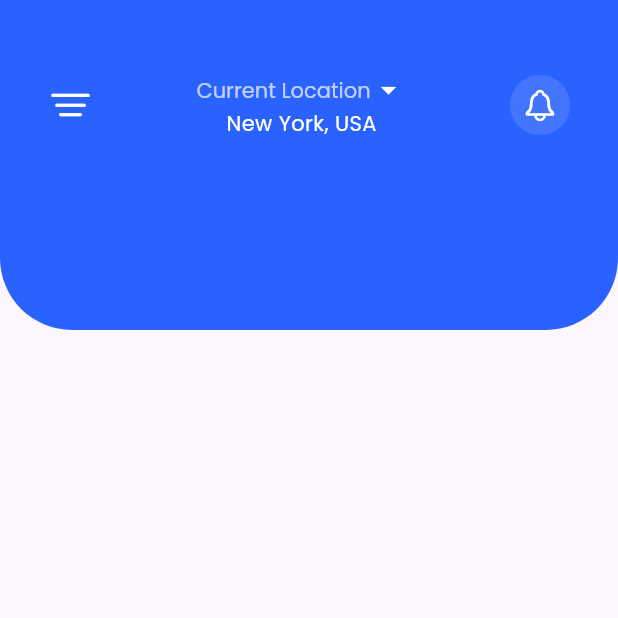
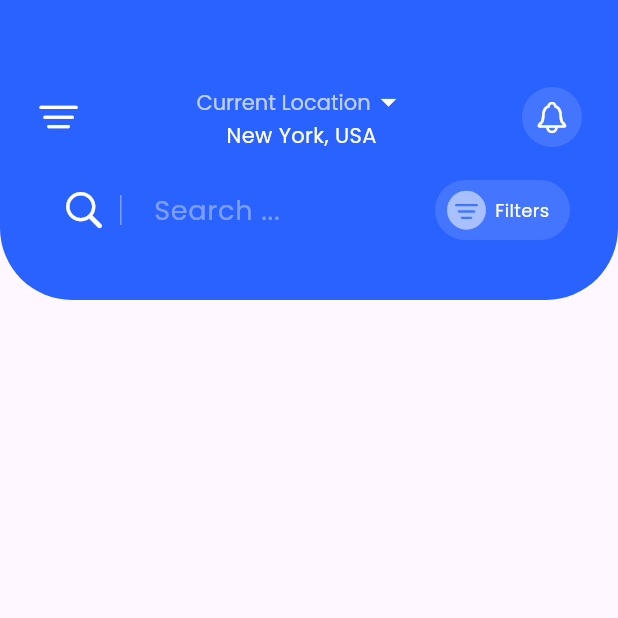
Before and after one commit to muzzammil763/event_booking_ui, a Flutter app: the HomeScreen screen opened directly, on a phone screen of 412 x 824 dp, the top half of it. Run offline on Flutter 3.47's test engine with Material 3 defaults, Android fonts, the phone set to English and light mode, and no system bars; our stand-ins replace google_fonts.

Commit message:
added more components in home screen

```diff
--- a/lib/Screens/home.dart
+++ b/lib/Screens/home.dart
@@ -9,8 +9,15 @@ class HomeScreen extends StatelessWidget {
     return Scaffold(
       body: Column(
         children: [
-          Container(
-            height: 220,
+          topcontainer(),
+        ],
+      ),
+    );
+  }
+
+  Container topcontainer() {
+    return Container(
+      height: 200,
       decoration: BoxDecoration(
         color: Colors.blueAccent[700],
         borderRadius: const BorderRadius.only(
@@ -19,9 +26,10 @@ class HomeScreen extends StatelessWidget {
         ),
       ),
       child: Padding(
-              padding: const EdgeInsets.symmetric(
-                horizontal: 32,
-                vertical: 48,
+        padding: const EdgeInsets.only(
+          left: 24,
+          right: 24,
+          top: 56,
         ),
         child: Column(
           children: [
@@ -71,13 +79,97 @@ class HomeScreen extends StatelessWidget {
                   ),
                 ),
               ],
-                  )
+            ),
+            const SizedBox(
+              height: 16,
+            ),
+            Padding(
+              padding: const EdgeInsets.symmetric(
+                horizontal: 8,
+              ),
+              child: Row(
+                crossAxisAlignment: CrossAxisAlignment.center,
+                children: [
+                  IconButton(
+                    onPressed: () {},
+                    icon: const Icon(
+                      CupertinoIcons.search,
+                      color: Colors.white,
+                      size: 30,
+                    ),
+                  ),
+                  Container(
+                    height: 20,
+                    width: 1,
+                    color: Colors.white38,
+                  ),
+                  const Spacer(),
+                  SizedBox(
+                    width: 190,
+                    child: TextField(
+                      style: const TextStyle(
+                        fontSize: 16,
+                        color: Colors.white,
+                      ),
+                      decoration: InputDecoration(
+                        border: OutlineInputBorder(
+                          borderRadius: BorderRadius.circular(8),
+                          borderSide: BorderSide.none,
+                        ),
+                        contentPadding: const EdgeInsets.symmetric(
+                          horizontal: 8,
+                          vertical: 4,
+                        ),
+                        hintText: 'Search ...',
+                        hintStyle: const TextStyle(
+                          color: Colors.white38,
+                          fontSize: 18,
+                        ),
+                        isDense: true,
+                      ),
+                      textInputAction: TextInputAction.next,
+                      cursorColor: Colors.white38,
+                    ),
+                  ),
+                  const Spacer(),
+                  Container(
+                    height: 40,
+                    width: 90,
+                    decoration: BoxDecoration(
+                      color: Colors.white12,
+                      borderRadius: BorderRadius.circular(32),
+                    ),
+                    child: const Row(
+                      crossAxisAlignment: CrossAxisAlignment.center,
+                      children: [
+                        SizedBox(
+                          width: 6,
+                        ),
+                        Icon(
+                          CupertinoIcons.line_horizontal_3_decrease_circle_fill,
+                          color: Colors.white54,
+                          size: 30,
+                        ),
+                        SizedBox(
+                          width: 4,
+                        ),
+                        Text(
+                          "Filters",
+                          style: TextStyle(
+                            color: Colors.white,
+                            fontSize: 12,
+                          ),
+                        ),
+                        Spacer(),
                       ],
-              ),
                     ),
                   ),
                 ],
               ),
+            ),
+          ],
+        ),
+      ),
     );
   }
 }
```
Lines whose indentation alone changed are shown as unchanged.
